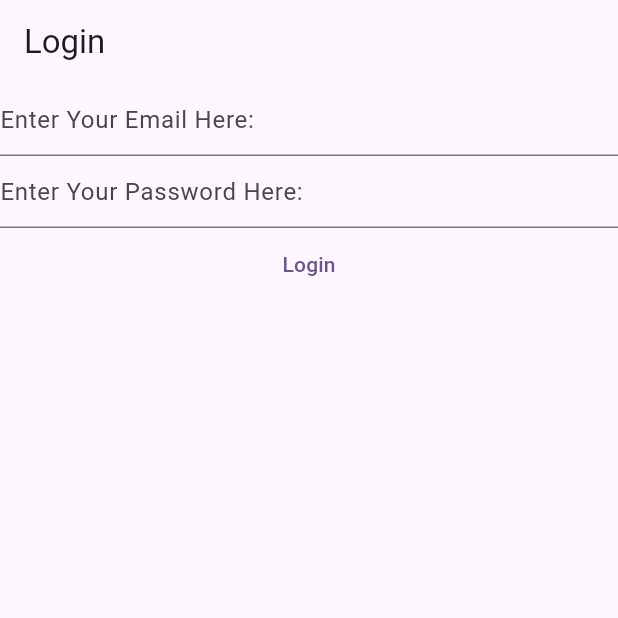
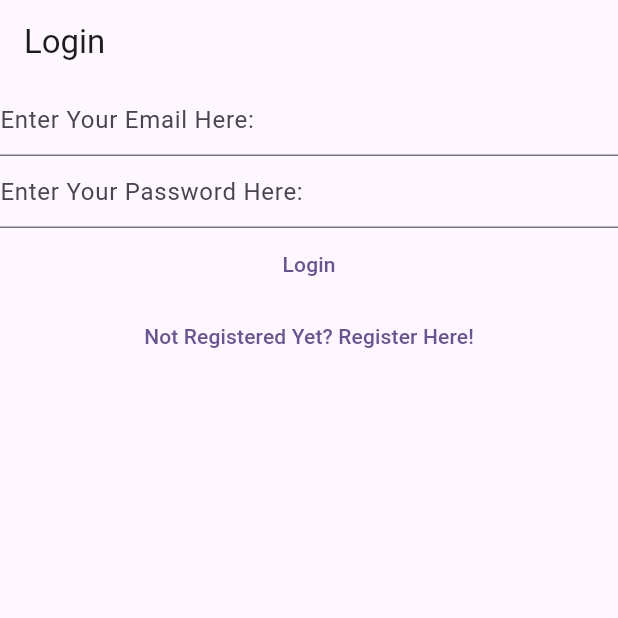
Before and after one commit to TheTahaYaseen/Fanatic, a Flutter app: the screen it shows after launch, on a phone screen of 412 x 824 dp, the top half of it. Run offline on Flutter 3.47's test engine with Material 2 defaults, Android fonts, the phone set to English and light mode, and no system bars; our stand-ins replace firebase_auth, firebase_core; accounts and stored records are empty.

Commit message:
Adding Register Button In Login View!

```diff
--- a/lib/views/login_view.dart
+++ b/lib/views/login_view.dart
@@ -68,6 +68,9 @@ class _LoginViewState extends State<LoginView> {
           },
           child: const Text("Login"),
         ),
+        TextButton(
+            onPressed: () {},
+            child: const Text("Not Registered Yet? Register Here!"))
       ],
     );
   }
```
